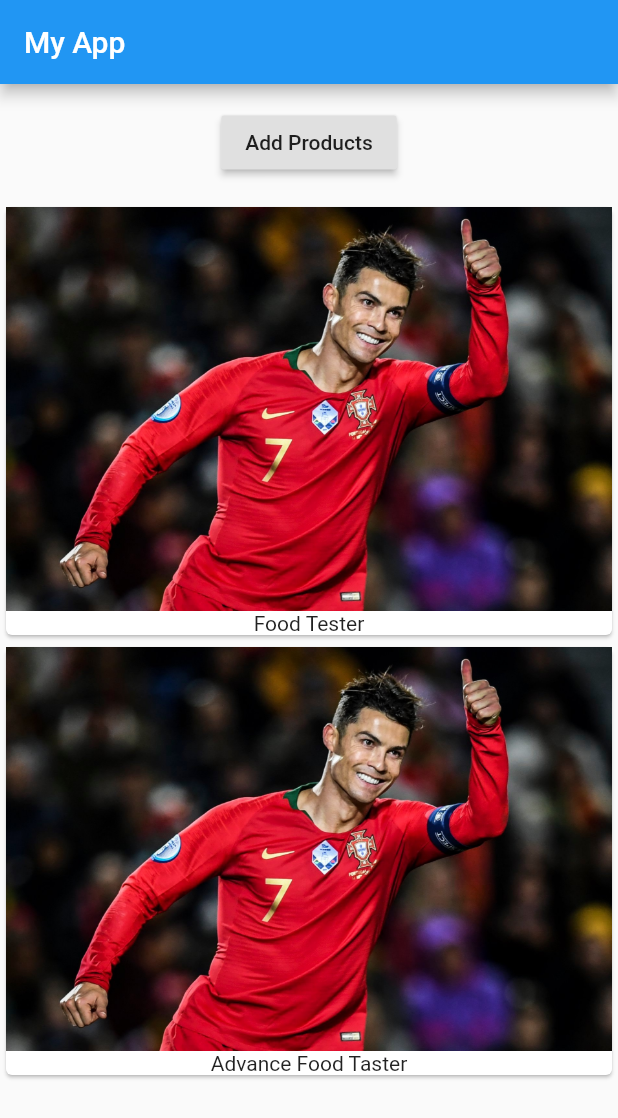
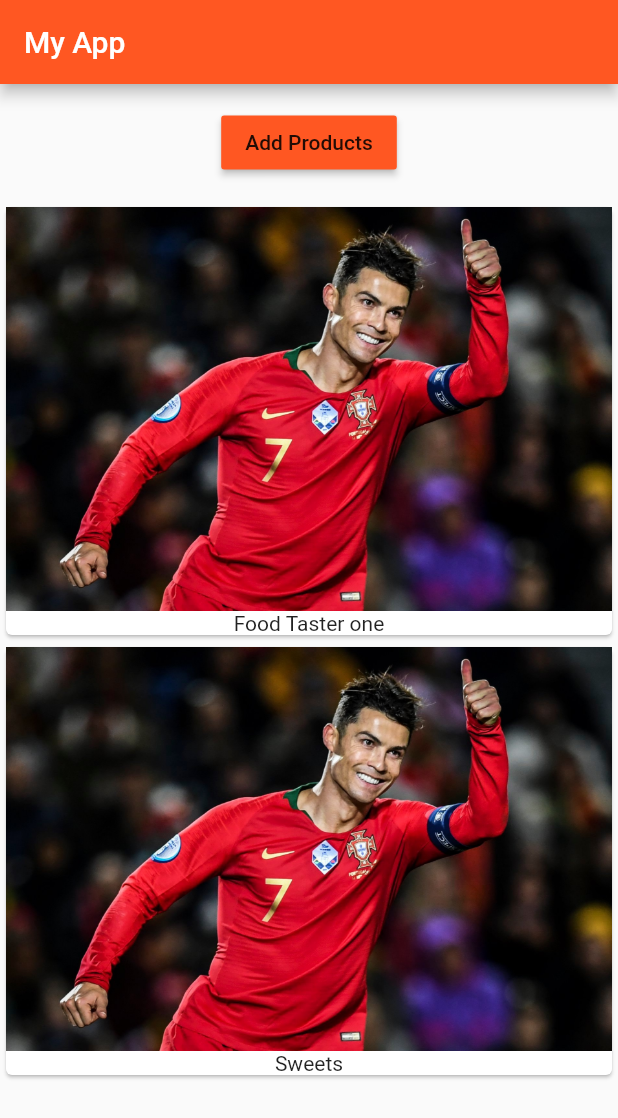
Before and after one commit to TasnuvaOshin/Flutter_Project_with_widgets, a Flutter app: the screen it shows after launch, after a tap on "Add Products", on a phone screen of 412 x 824 dp. Shown: the top 1118 px of the screen. Run offline on Flutter 3.47's test engine with Material 2 defaults, Android fonts, the phone set to English and light mode, and no system bars.

Commit message:
file added

```diff
--- a/lib/main.dart
+++ b/lib/main.dart
@@ -8,13 +8,17 @@ class MyApp extends StatelessWidget {
   @override
   Widget build(BuildContext context) {
     return MaterialApp(
+
+      theme: ThemeData(
+        primarySwatch: Colors.deepOrange,
+      ),
       home: Scaffold(
       appBar: AppBar(
         title: Text('My App'),
       ),
 
 //this is for new feature
-body: ProdcutManager(),
+body: ProdcutManager('Food Taster one'),
       ),
 
 
--- /dev/null
+++ b/lib/product_control.dart
@@ -0,0 +1,22 @@
+import 'package:flutter/material.dart';
+
+
+class ProductControl extends StatelessWidget {
+ final Function addProduct;
+ ProductControl(this.addProduct);
+
+  @override
+  Widget build(BuildContext context) {
+    return RaisedButton(
+
+              color: Theme.of(context).primaryColor,
+              child: Text("Add Products"),
+              onPressed: () {
+
+                   addProduct('Sweets');
+
+
+              },
+            );
+  }
+}
--- a/lib/product_manager.dart
+++ b/lib/product_manager.dart
@@ -2,33 +2,53 @@
 
  import './products.dart';
 
+ import './product_control.dart';
+
 
 class  ProdcutManager extends StatefulWidget {
+
+    final String startingProduct;
+
+    ProdcutManager(this.startingProduct);
+
+
+
+
+
+
   @override
   _State createState() => _State();
 }
 
 class _State extends State<ProdcutManager> {
 
-    List<String> _products = ['Food Tester'];
+    List<String> _products = [];
+
+       @override
+  void initState() {
+
+    _products.add(widget.startingProduct);
+    super.initState();
+
+  }
+
+
+void _addProduct(String product){
+          setState(() {
+                 _products.add(product);
+           });
+
+}
 
   @override
   Widget build(BuildContext context) {
     return Column(children: <Widget>[
 Container(
             margin: EdgeInsets.all(15.0),
-            child: RaisedButton(
-              child: Text("Add Products"),
-              onPressed: () {
-
-           setState(() {
-                 _products.add('Advance Food Taster');
-           });
+            child: ProductControl(_addProduct)
+          ),
 
 
-              },
-            ),
-          ),
 
 
        Products(_products)
```
